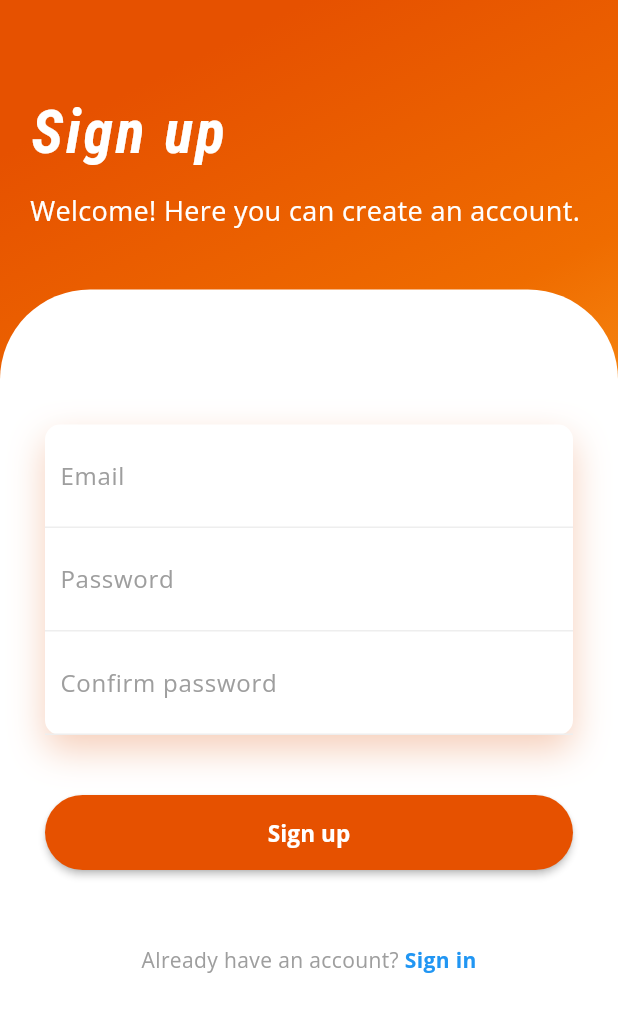
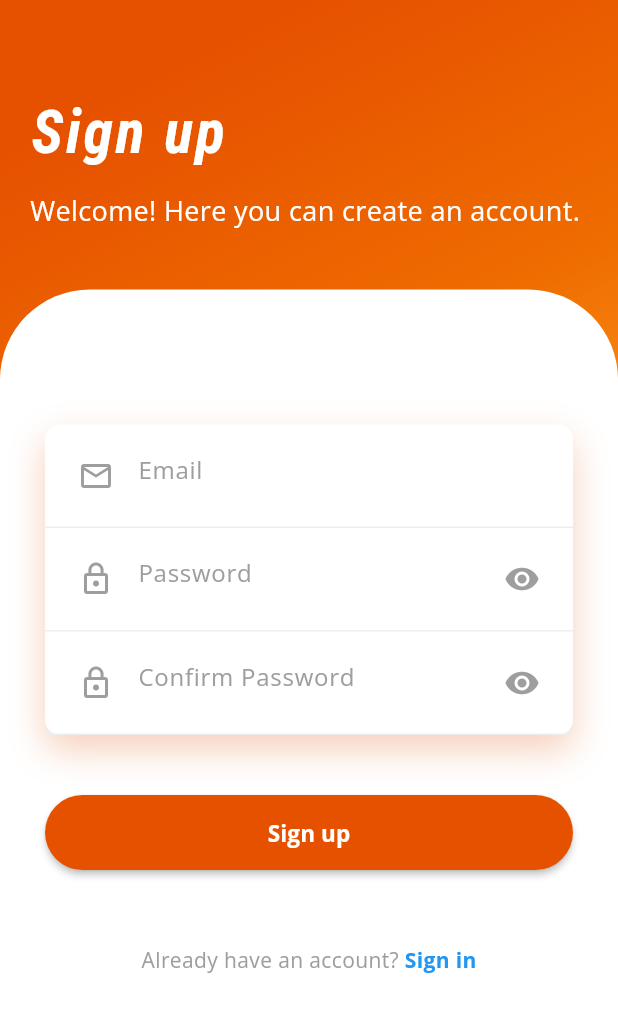
Before and after one commit to rapunschel/quizme, a Flutter app: the SignupScreen screen opened by its route, on a phone screen of 412 x 824 dp. Shown: the top 1012 px of the screen. Run offline on Flutter 3.47's test engine with Material 2 defaults, Android fonts, the phone set to English and light mode, and no system bars; our stand-ins replace animate_do, awesome_dialog, cloud_firestore, community_material_icon, firebase_auth, firebase_core and 1 more; accounts and stored records are empty.

Commit message:
Improved UI

```diff
--- a/lib/screens/login_screen.dart
+++ b/lib/screens/login_screen.dart
@@ -1,6 +1,5 @@
 import 'package:awesome_dialog/awesome_dialog.dart';
 import 'package:firebase_auth/firebase_auth.dart';
-import 'package:flutter/cupertino.dart';
 import 'package:flutter/material.dart';
 import 'package:google_fonts/google_fonts.dart';
 import 'package:quizme/screens/forgot_password_page.dart';
@@ -120,7 +119,7 @@ class _LoginScreenState extends State<LoginScreen> {
                   FadeInUp(
                       duration: Duration(milliseconds: 1300),
                       child: Text(
-                        "Welomce back! Nice to see you again.",
+                        "Welcome back! Nice to see you again.",
                         style: TextStyle(color: Colors.white, fontSize: 18),
                       )),
                 ],
@@ -426,11 +425,11 @@ class _LoginScreenState extends State<LoginScreen> {
                           ),
                         ],
                       ),
-                      SizedBox(
+                      const SizedBox(
                         height: 50,
                       ),
                       FadeInUp(
-                        duration: Duration(
+                        duration: const Duration(
                             milliseconds:
                                 2200), // Adjust the duration as needed
                         child: Row(
--- a/lib/screens/signup_screen.dart
+++ b/lib/screens/signup_screen.dart
@@ -16,6 +16,8 @@ class _SignupScreenState extends State<SignupScreen> {
   final _emailController = TextEditingController();
   final _passwordController = TextEditingController();
   final _confirmpasswordController = TextEditingController();
+  bool _isObscure = true;
+  bool _isConfirmPasswordObscure = true;
 
   Future signUp() async {
     String email = _emailController.text.trim();
@@ -204,15 +206,24 @@ class _SignupScreenState extends State<SignupScreen> {
                                           decoration: BoxDecoration(
                                             border: Border(
                                                 bottom: BorderSide(
-                                                      color: Colors
-                                                          .grey.shade200))),
+                                                    color:
+                                                        Colors.grey.shade200)),
+                                          ),
                                           child: TextField(
                                             controller: _emailController,
                                             decoration: InputDecoration(
                                               hintText: "Email",
-                                                hintStyle: TextStyle(
-                                                    color: Colors.grey),
-                                                border: InputBorder.none),
+                                              hintStyle:
+                                                  TextStyle(color: Colors.grey),
+                                              border: InputBorder.none,
+                                              prefixIcon: Container(
+                                                padding: EdgeInsets.all(10),
+                                                child: Icon(
+                                                  Icons.email_outlined,
+                                                  color: Colors.grey,
+                                                ),
+                                              ),
+                                            ),
                                           ),
                                         ),
                                         Container(
@@ -220,16 +231,38 @@ class _SignupScreenState extends State<SignupScreen> {
                                           decoration: BoxDecoration(
                                             border: Border(
                                                 bottom: BorderSide(
-                                                      color: Colors
-                                                          .grey.shade200))),
+                                                    color:
+                                                        Colors.grey.shade200)),
+                                          ),
                                           child: TextField(
-                                            obscureText: true,
+                                            obscureText: _isObscure,
                                             controller: _passwordController,
                                             decoration: InputDecoration(
                                               hintText: "Password",
-                                                hintStyle: TextStyle(
-                                                    color: Colors.grey),
-                                                border: InputBorder.none),
+                                              hintStyle:
+                                                  TextStyle(color: Colors.grey),
+                                              border: InputBorder.none,
+                                              prefixIcon: Container(
+                                                padding: EdgeInsets.all(10),
+                                                child: Icon(
+                                                  Icons.lock_outline,
+                                                  color: Colors.grey,
+                                                ),
+                                              ),
+                                              suffixIcon: GestureDetector(
+                                                onTap: () {
+                                                  setState(() {
+                                                    _isObscure = !_isObscure;
+                                                  });
+                                                },
+                                                child: Icon(
+                                                  _isObscure
+                                                      ? Icons.visibility
+                                                      : Icons.visibility_off,
+                                                  color: Colors.grey,
+                                                ),
+                                              ),
+                                            ),
                                           ),
                                         ),
                                         Container(
@@ -237,17 +270,41 @@ class _SignupScreenState extends State<SignupScreen> {
                                           decoration: BoxDecoration(
                                             border: Border(
                                                 bottom: BorderSide(
-                                                      color: Colors
-                                                          .grey.shade200))),
+                                                    color:
+                                                        Colors.grey.shade200)),
+                                          ),
                                           child: TextField(
-                                            obscureText: true,
+                                            obscureText:
+                                                _isConfirmPasswordObscure,
                                             controller:
                                                 _confirmpasswordController,
                                             decoration: InputDecoration(
-                                                hintText: "Confirm password",
-                                                hintStyle: TextStyle(
-                                                    color: Colors.grey),
-                                                border: InputBorder.none),
+                                              hintText: "Confirm Password",
+                                              hintStyle:
+                                                  TextStyle(color: Colors.grey),
+                                              border: InputBorder.none,
+                                              prefixIcon: Container(
+                                                padding: EdgeInsets.all(10),
+                                                child: Icon(
+                                                  Icons.lock_outline,
+                                                  color: Colors.grey,
+                                                ),
+                                              ),
+                                              suffixIcon: GestureDetector(
+                                                onTap: () {
+                                                  setState(() {
+                                                    _isConfirmPasswordObscure =
+                                                        !_isConfirmPasswordObscure;
+                                                  });
+                                                },
+                                                child: Icon(
+                                                  _isConfirmPasswordObscure
+                                                      ? Icons.visibility
+                                                      : Icons.visibility_off,
+                                                  color: Colors.grey,
+                                                ),
+                                              ),
+                                            ),
                                           ),
                                         ),
                                       ],
```
Lines whose indentation alone changed are shown as unchanged.
